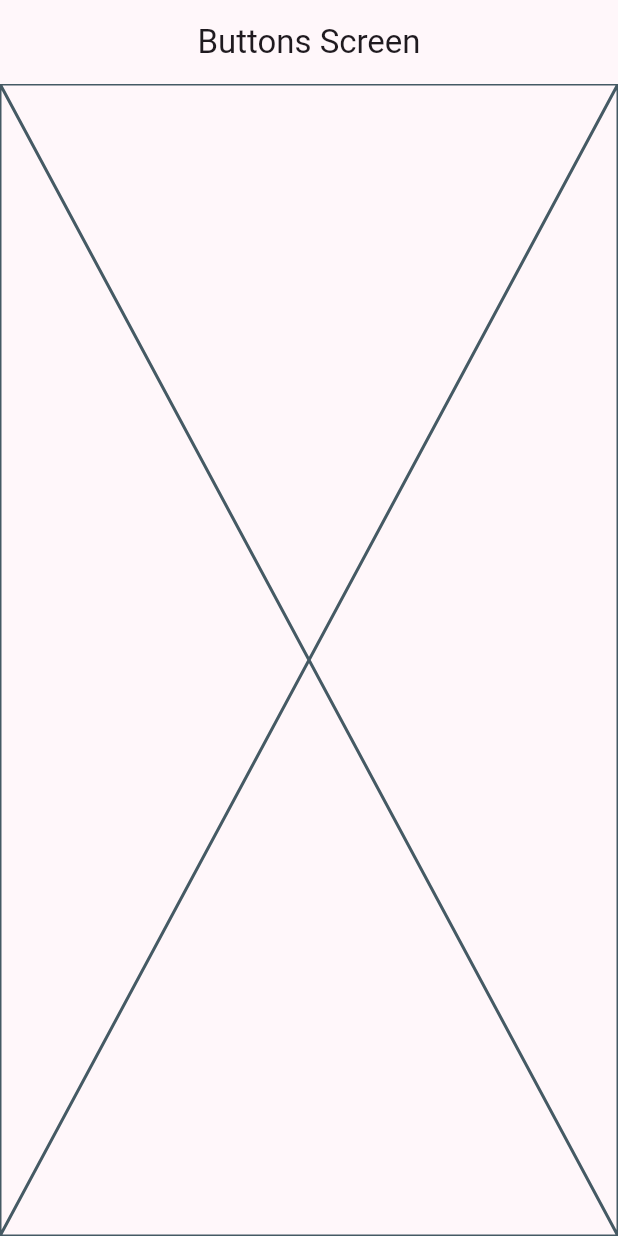
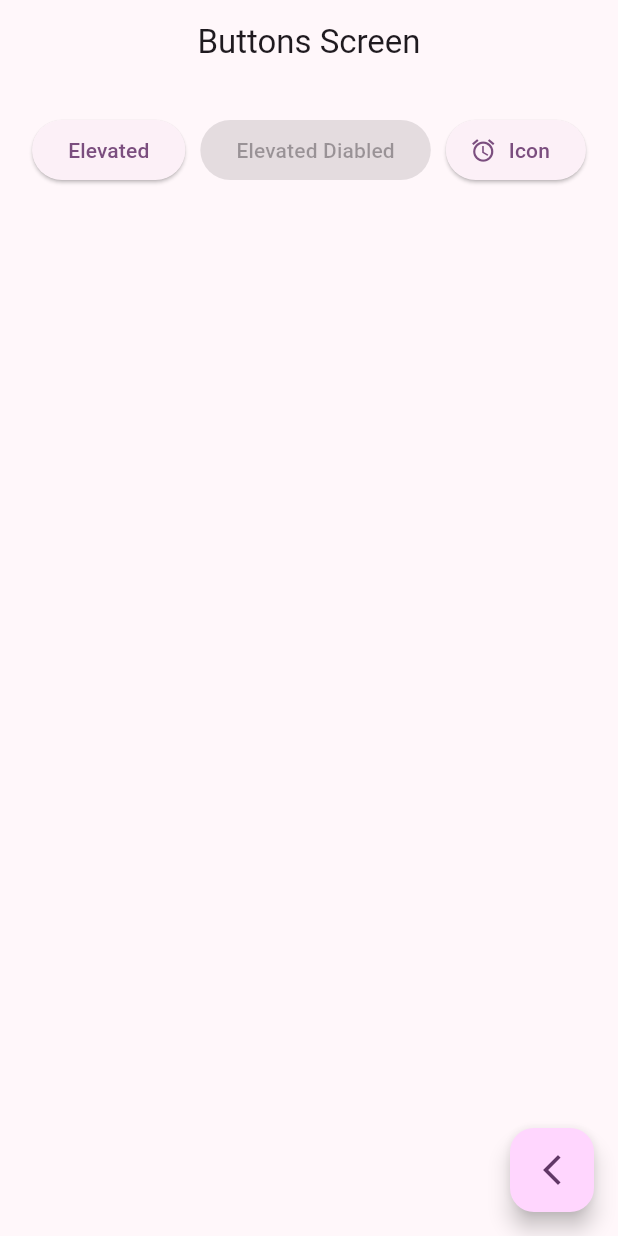
Before and after one commit to JulioFerreyra/widget_app, a Flutter app: the ButtonsScreen screen opened by its route, on a phone screen of 412 x 824 dp. Run offline on Flutter 3.47's test engine with Material 2 defaults, Android fonts, the phone set to English and light mode, and no system bars; our stand-ins replace go_router.

Commit message:
probando github

```diff
--- a/lib/presentation/screens/buttons/buttons_screen.dart
+++ b/lib/presentation/screens/buttons/buttons_screen.dart
@@ -1,8 +1,8 @@
 import 'package:flutter/material.dart';
+import 'package:go_router/go_router.dart';
 
 class ButtonsScreen extends StatelessWidget {
-
- static const String name = "buttons_screen";
+  static const String name = "buttons_screen";
 
   const ButtonsScreen({super.key});
 
@@ -10,7 +10,36 @@ class ButtonsScreen extends StatelessWidget {
   Widget build(BuildContext context) {
     return Scaffold(
       appBar: AppBar(title: const Text("Buttons Screen")),
-      body:  const Placeholder(),
+      body:const _ButtonsView(),
+      floatingActionButton: FloatingActionButton(
+        child: const Icon(Icons.arrow_back_ios_new),
+        onPressed: () => context.pop(),
+      ),
     );
   }
 }
+
+class _ButtonsView extends StatelessWidget {
+  const _ButtonsView();
+
+  @override
+  Widget build(BuildContext context) {
+    return  SizedBox(
+      width: double.infinity,
+      child: Padding(
+        padding: const EdgeInsets.symmetric( horizontal: 10, vertical: 20),
+
+        child: Wrap(
+          crossAxisAlignment: WrapCrossAlignment.center,
+          alignment: WrapAlignment.center,
+          spacing: 10,
+          children: [
+            ElevatedButton(onPressed: () {}, child: const Text("Elevated")),
+            const ElevatedButton(onPressed: null, child: Text("Elevated Diabled")),
+            ElevatedButton.icon(onPressed: () {} , icon: const Icon(Icons.access_alarm_outlined),label: const Text("Icon"),),
+          ],
+        ),
+      ),
+    );
+  }
+}
```
